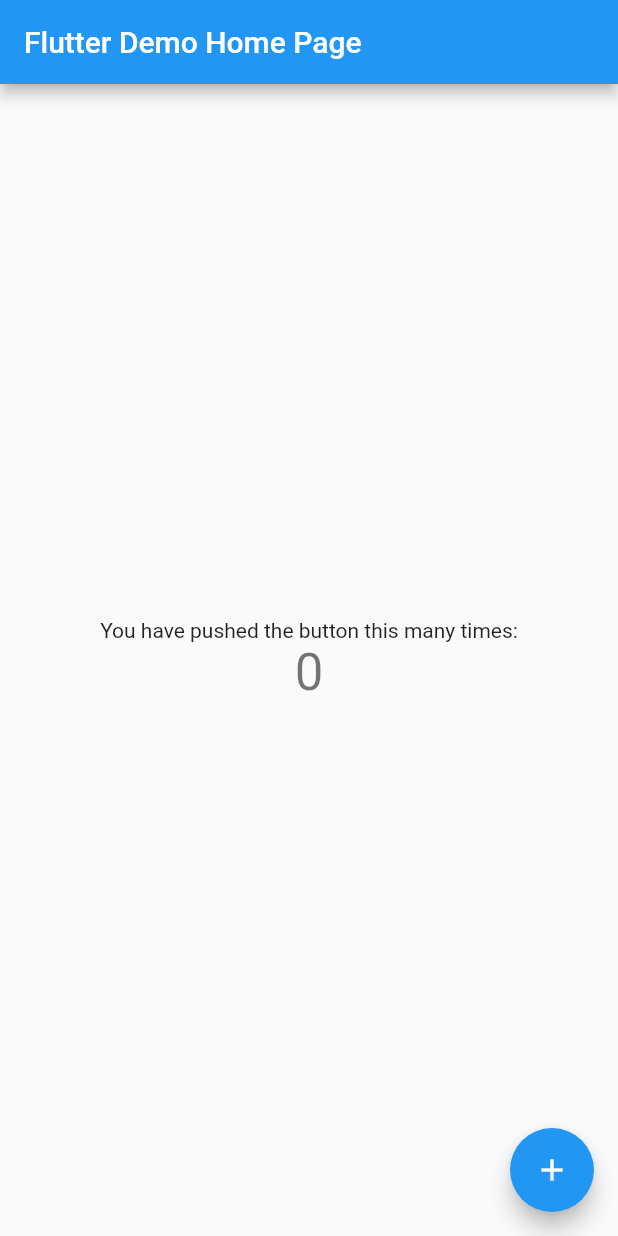
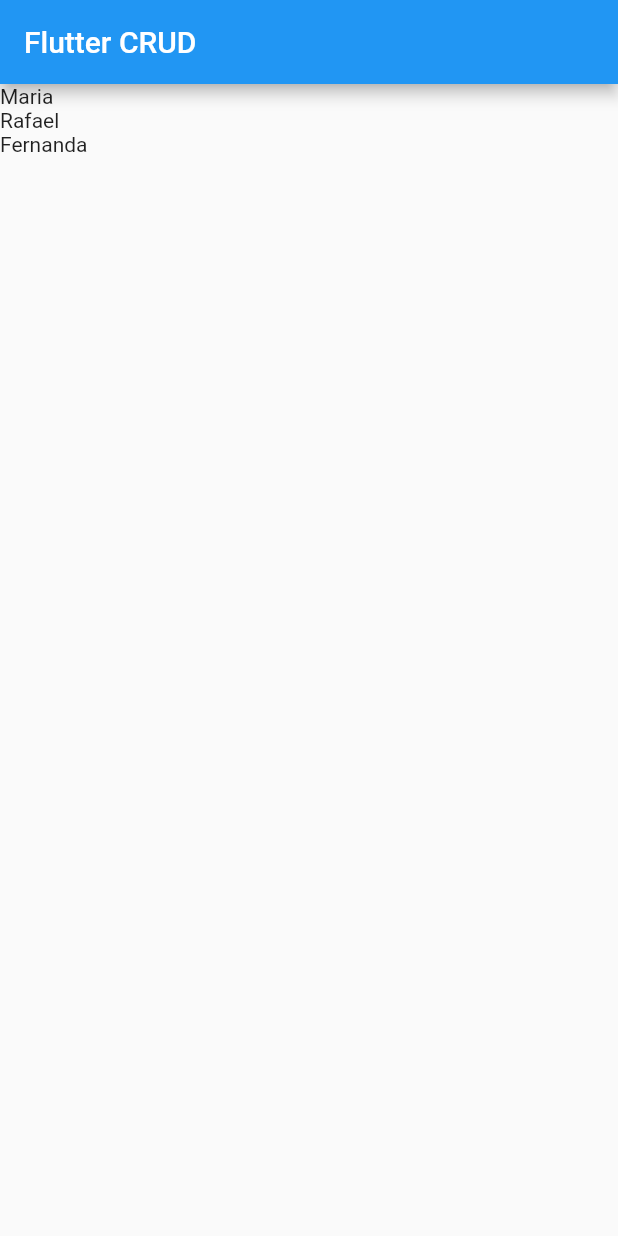
Before and after one commit to GMChristo/Flutter_CRUD, a Flutter app: the screen it shows after launch, on a phone screen of 412 x 824 dp. Run offline on Flutter 3.47's test engine with Material 2 defaults, Android fonts, the phone set to English and light mode, and no system bars.

Commit message:
Criado o userList e ligando com os dados do dummy

```diff
--- a/lib/main.dart
+++ b/lib/main.dart
@@ -1,3 +1,4 @@
+import 'package:CRUD_Cod3r/views/user_list.dart';
 import 'package:flutter/material.dart';
 
 void main() {
@@ -5,113 +6,15 @@ void main() {
 }
 
 class MyApp extends StatelessWidget {
-  // This widget is the root of your application.
   @override
   Widget build(BuildContext context) {
     return MaterialApp(
       title: 'Flutter Demo',
       theme: ThemeData(
-        // This is the theme of your application.
-        //
-        // Try running your application with "flutter run". You'll see the
-        // application has a blue toolbar. Then, without quitting the app, try
-        // changing the primarySwatch below to Colors.green and then invoke
-        // "hot reload" (press "r" in the console where you ran "flutter run",
-        // or simply save your changes to "hot reload" in a Flutter IDE).
-        // Notice that the counter didn't reset back to zero; the application
-        // is not restarted.
         primarySwatch: Colors.blue,
-        // This makes the visual density adapt to the platform that you run
-        // the app on. For desktop platforms, the controls will be smaller and
-        // closer together (more dense) than on mobile platforms.
         visualDensity: VisualDensity.adaptivePlatformDensity,
       ),
-      home: MyHomePage(title: 'Flutter Demo Home Page'),
+      home: UserList(),
     );
   }
 }
-
-class MyHomePage extends StatefulWidget {
-  MyHomePage({Key key, this.title}) : super(key: key);
-
-  // This widget is the home page of your application. It is stateful, meaning
-  // that it has a State object (defined below) that contains fields that affect
-  // how it looks.
-
-  // This class is the configuration for the state. It holds the values (in this
-  // case the title) provided by the parent (in this case the App widget) and
-  // used by the build method of the State. Fields in a Widget subclass are
-  // always marked "final".
-
-  final String title;
-
-  @override
-  _MyHomePageState createState() => _MyHomePageState();
-}
-
-class _MyHomePageState extends State<MyHomePage> {
-  int _counter = 0;
-
-  void _incrementCounter() {
-    setState(() {
-      // This call to setState tells the Flutter framework that something has
-      // changed in this State, which causes it to rerun the build method below
-      // so that the display can reflect the updated values. If we changed
-      // _counter without calling setState(), then the build method would not be
-      // called again, and so nothing would appear to happen.
-      _counter++;
-    });
-  }
-
-  @override
-  Widget build(BuildContext context) {
-    // This method is rerun every time setState is called, for instance as done
-    // by the _incrementCounter method above.
-    //
-    // The Flutter framework has been optimized to make rerunning build methods
-    // fast, so that you can just rebuild anything that needs updating rather
-    // than having to individually change instances of widgets.
-    return Scaffold(
-      appBar: AppBar(
-        // Here we take the value from the MyHomePage object that was created by
-        // the App.build method, and use it to set our appbar title.
-        title: Text(widget.title),
-      ),
-      body: Center(
-        // Center is a layout widget. It takes a single child and positions it
-        // in the middle of the parent.
-        child: Column(
-          // Column is also a layout widget. It takes a list of children and
-          // arranges them vertically. By default, it sizes itself to fit its
-          // children horizontally, and tries to be as tall as its parent.
-          //
-          // Invoke "debug painting" (press "p" in the console, choose the
-          // "Toggle Debug Paint" action from the Flutter Inspector in Android
-          // Studio, or the "Toggle Debug Paint" command in Visual Studio Code)
-          // to see the wireframe for each widget.
-          //
-          // Column has various properties to control how it sizes itself and
-          // how it positions its children. Here we use mainAxisAlignment to
-          // center the children vertically; the main axis here is the vertical
-          // axis because Columns are vertical (the cross axis would be
-          // horizontal).
-          mainAxisAlignment: MainAxisAlignment.center,
-          children: <Widget>[
-            Text(
-              'You have pushed the button this many times:',
-            ),
-            Text(
-              '$_counter',
-              style: Theme.of(context).textTheme.headline4,
-            ),
-          ],
-        ),
-      ),
-      floatingActionButton: FloatingActionButton(
-        onPressed: _incrementCounter,
-        tooltip: 'Increment',
-        child: Icon(Icons.add),
-      ), // This trailing comma makes auto-formatting nicer for build methods.
-    );
-  }
-}
--- /dev/null
+++ b/lib/views/user_list.dart
@@ -0,0 +1,19 @@
+import 'package:CRUD_Cod3r/data/dummy_users.dart';
+import 'package:flutter/material.dart';
+
+class UserList extends StatelessWidget {
+  @override
+  Widget build(BuildContext context) {
+    const users = {...DUMMY_USERS}; //foi usado o poerador spread(...) para fazer uma copia de dummy_users
+    return Scaffold(
+      appBar: AppBar(
+        title: Text('Flutter CRUD'),
+      ),
+      body: ListView.builder(
+        itemCount: users.length, //bom para se usar quando se tem um valor grande de itens em uma lista
+        itemBuilder: (ctx, i) => Text(users.values.elementAt(i).name),
+        //esta sendo passado o context e o valor para um campo de texto
+      ),
+    );
+  }
+}
```
